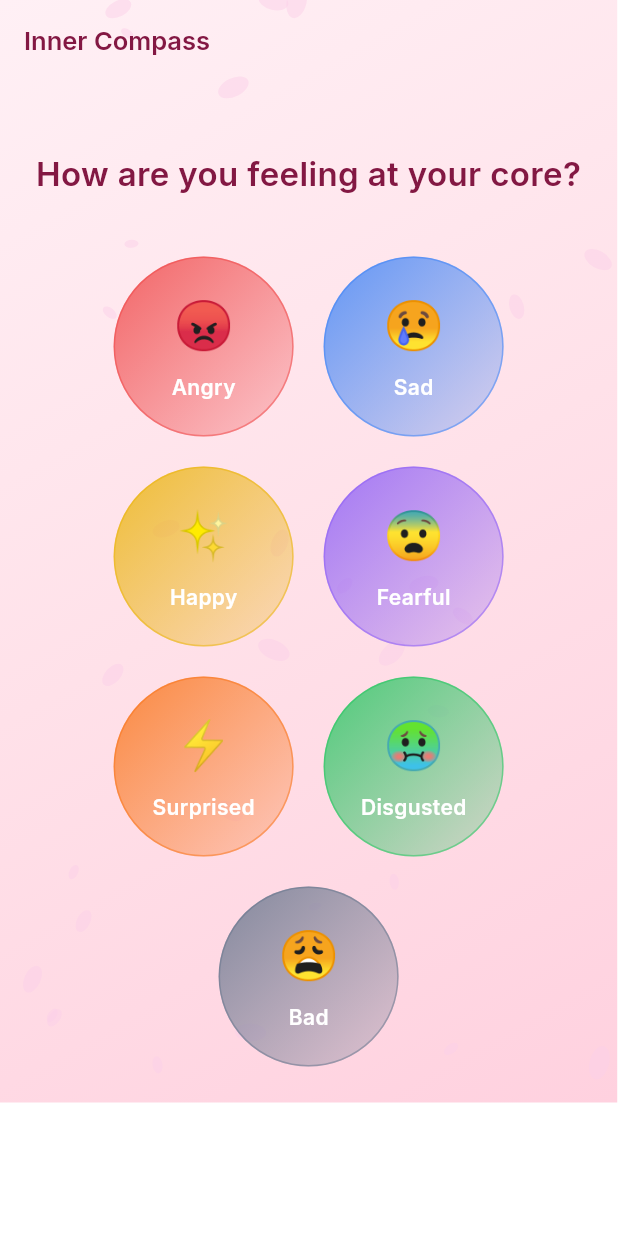
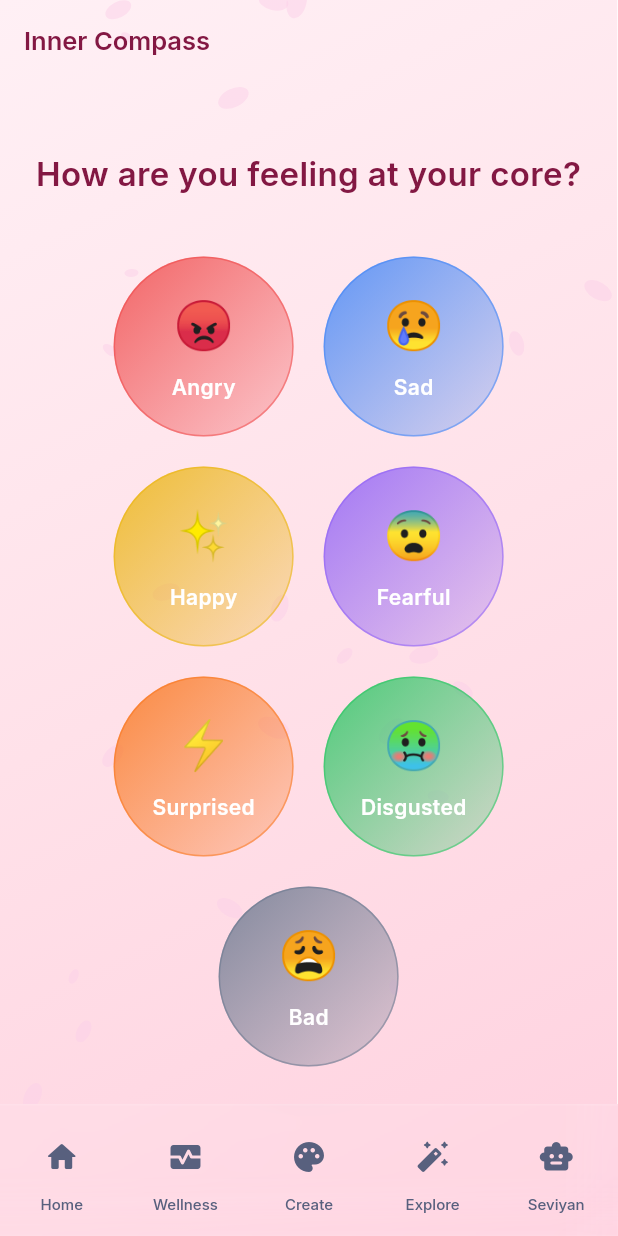
Before and after one commit to Tulirgal/ZenU-app, a Flutter app: the InnerCompassScreen screen opened by its route, on a phone screen of 412 x 824 dp. Run offline on Flutter 3.47's test engine with Material 3 defaults, Android fonts, the phone set to English and light mode, and no system bars; drawn by our look-alikes of flutter_animate; our stand-ins replace cookie_jar, dio, dio_cookie_manager, go_router, google_fonts, hive_flutter; accounts and stored records are empty; network calls fail.

Commit message:
feat: added persistent glassmorphism navigation shell

```diff
--- a/lib/app_router.dart
+++ b/lib/app_router.dart
@@ -5,6 +5,7 @@ import 'core/auth/auth_service.dart';
 import 'shared/widgets/splash_screen.dart';
 import 'shared/widgets/sign_in_screen.dart';
 import 'shared/widgets/sign_up_screen.dart';
+import 'shared/widgets/zen_nav_shell.dart';
 import 'features/dashboard/dashboard_screen.dart';
 import 'features/breathing/breathing_screen.dart';
 import 'features/mindfulness/mindfulness_screen.dart';
@@ -35,9 +36,12 @@ class AppRouter {
       return null;
     },
     routes: [
-      GoRoute(path: '/splash',         builder: (context, state) => const SplashScreen()),
-      GoRoute(path: '/signin',         builder: (context, state) => const SignInScreen()),
-      GoRoute(path: '/signup',         builder: (context, state) => const SignUpScreen()),
+      GoRoute(path: '/splash', builder: (context, state) => const SplashScreen()),
+      GoRoute(path: '/signin', builder: (context, state) => const SignInScreen()),
+      GoRoute(path: '/signup', builder: (context, state) => const SignUpScreen()),
+      ShellRoute(
+        builder: (context, state, child) => ZenNavShell(child: child),
+        routes: [
           GoRoute(path: '/dashboard',      builder: (context, state) => const DashboardScreen()),
           GoRoute(path: '/breathing',      builder: (context, state) => const BreathingScreen()),
           GoRoute(path: '/mindfulness',    builder: (context, state) => const MindfulnessScreen()),
@@ -52,5 +56,7 @@ class AppRouter {
           GoRoute(path: '/inner-compass',  builder: (context, state) => const InnerCompassScreen()),
           GoRoute(path: '/pss',            builder: (context, state) => const PSSScreen()),
         ],
+      ),
+    ],
   );
 }
--- /dev/null
+++ b/lib/shared/widgets/zen_nav_shell.dart
@@ -0,0 +1,139 @@
+import 'dart:ui';
+import 'package:flutter/material.dart';
+import 'package:go_router/go_router.dart';
+import 'package:google_fonts/google_fonts.dart';
+import '../../core/theme/app_theme.dart';
+
+class ZenNavItem {
+  final String label;
+  final String route;
+  final IconData icon;
+
+  const ZenNavItem({required this.label, required this.route, required this.icon});
+}
+
+class ZenNavShell extends StatefulWidget {
+  final Widget child;
+  const ZenNavShell({super.key, required this.child});
+
+  @override
+  State<ZenNavShell> createState() => _ZenNavShellState();
+}
+
+class _ZenNavShellState extends State<ZenNavShell> {
+  static const _items = [
+    ZenNavItem(label: 'Home', route: '/dashboard', icon: Icons.home_rounded),
+    ZenNavItem(label: 'Wellness', route: '/breathing', icon: Icons.monitor_heart_rounded),
+    ZenNavItem(label: 'Create', route: '/diary', icon: Icons.palette_rounded),
+    ZenNavItem(label: 'Explore', route: '/bubble', icon: Icons.auto_fix_high_rounded),
+    ZenNavItem(label: 'Seviyan', route: '/chat', icon: Icons.smart_toy_rounded),
+  ];
+
+  bool _isActive(String route) {
+    final loc = GoRouterState.of(context).matchedLocation;
+    if (route == '/dashboard') return loc == '/dashboard';
+    return loc.startsWith(route);
+  }
+
+  @override
+  Widget build(BuildContext context) {
+    final isDesktop = MediaQuery.of(context).size.width >= 600;
+
+    return Scaffold(
+      backgroundColor: Colors.transparent,
+      extendBody: true,
+      body: isDesktop ? _buildDesktopLayout() : _buildMobileLayout(),
+      bottomNavigationBar: isDesktop ? null : _buildBottomNav(),
+    );
+  }
+
+  Widget _buildDesktopLayout() {
+    return Row(
+      children: [
+        _buildSidebar(),
+        Expanded(child: widget.child),
+      ],
+    );
+  }
+
+  Widget _buildMobileLayout() {
+    return widget.child;
+  }
+
+  Widget _buildSidebar() {
+    return ClipRRect(
+      child: BackdropFilter(
+        filter: ImageFilter.blur(sigmaX: 16, sigmaY: 16),
+        child: Container(
+          width: 80,
+          decoration: BoxDecoration(
+            color: Colors.white.withValues(alpha: 0.08),
+            border: Border(right: BorderSide(color: Colors.white.withValues(alpha: 0.12))),
+          ),
+          child: Column(
+            children: [
+              const SizedBox(height: 48),
+              ..._items.map((e) => _buildNavItem(e, true)),
+            ],
+          ),
+        ),
+      ),
+    );
+  }
+
+  Widget _buildBottomNav() {
+    return ClipRRect(
+      child: BackdropFilter(
+        filter: ImageFilter.blur(sigmaX: 16, sigmaY: 16),
+        child: Container(
+          height: 88,
+          padding: EdgeInsets.only(bottom: MediaQuery.of(context).padding.bottom),
+          decoration: BoxDecoration(
+            color: Colors.white.withValues(alpha: 0.08),
+            border: Border(top: BorderSide(color: Colors.white.withValues(alpha: 0.12))),
+          ),
+          child: Row(
+            children: _items.map((e) => Expanded(child: _buildNavItem(e, false))).toList(),
+          ),
+        ),
+      ),
+    );
+  }
+
+  Widget _buildNavItem(ZenNavItem item, bool isSidebar) {
+    final active = _isActive(item.route);
+    final color = active ? ZenTokens.primary : ZenTokens.fgMuted;
+
+    return GestureDetector(
+      behavior: HitTestBehavior.opaque,
+      onTap: () => context.go(item.route),
+      child: Container(
+        height: isSidebar ? 80 : double.infinity,
+        alignment: Alignment.center,
+        child: Column(
+          mainAxisAlignment: MainAxisAlignment.center,
+          children: [
+            Container(
+              padding: const EdgeInsets.symmetric(horizontal: 16, vertical: 8),
+              decoration: BoxDecoration(
+                color: active ? ZenTokens.primary.withValues(alpha: 0.2) : Colors.transparent,
+                borderRadius: BorderRadius.circular(ZenTokens.radiusMd),
+              ),
+              child: Icon(item.icon, color: color, size: 24),
+            ),
+            const SizedBox(height: 4),
+            Text(
+              item.label,
+              style: GoogleFonts.inter(
+                fontSize: 10,
+                fontWeight: FontWeight.w500,
+                letterSpacing: 0.02,
+                color: color,
+              ),
+            ),
+          ],
+        ),
+      ),
+    );
+  }
+}
```
Lines whose indentation alone changed are shown as unchanged.
